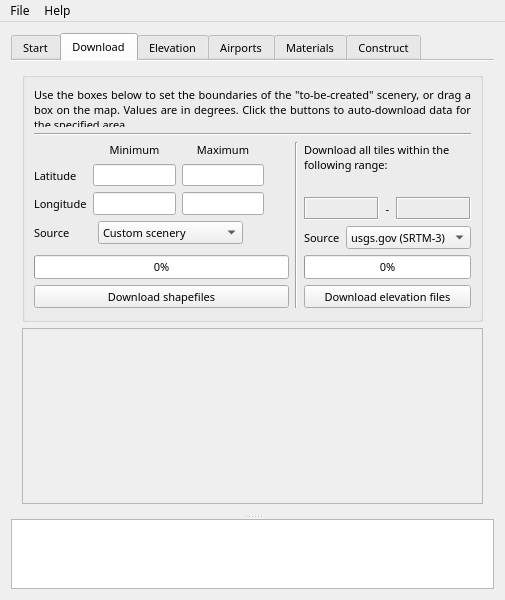
Qt form src/mainwindow.ui (jasin/TerraGearGUI-QT5) before a commit.
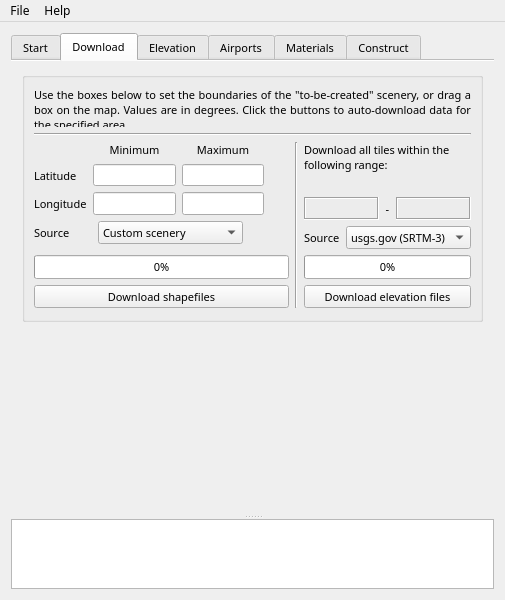
The same form after that commit. The open tabs and pages were chosen to show the change.

Commit message: Remove border around map.

```diff
--- a/src/mainwindow.ui
+++ b/src/mainwindow.ui
@@ -1349,10 +1349,7 @@
            <item row="1" column="0">
             <widget class="QFrame" name="frame">
              <property name="frameShape">
-              <enum>QFrame::StyledPanel</enum>
-             </property>
-             <property name="frameShadow">
-              <enum>QFrame::Raised</enum>
+              <enum>QFrame::NoFrame</enum>
              </property>
              <layout class="QHBoxLayout" name="horizontalLayout_21">
               <property name="spacing">
```
The commit also changes 1 other file.
